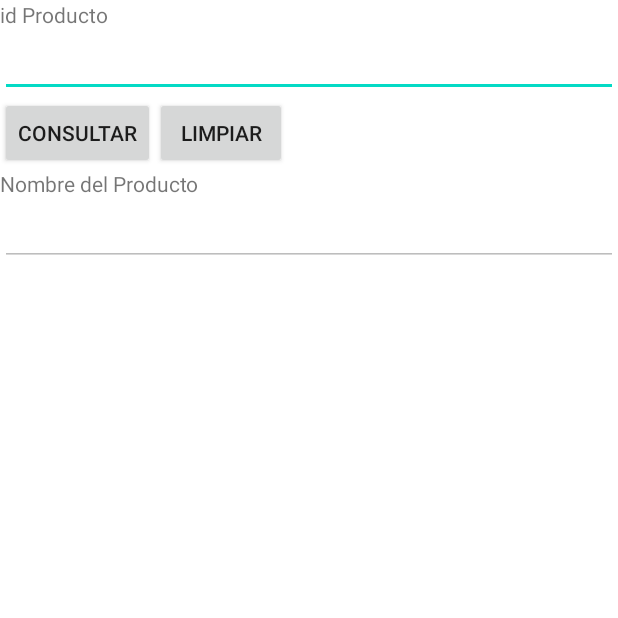
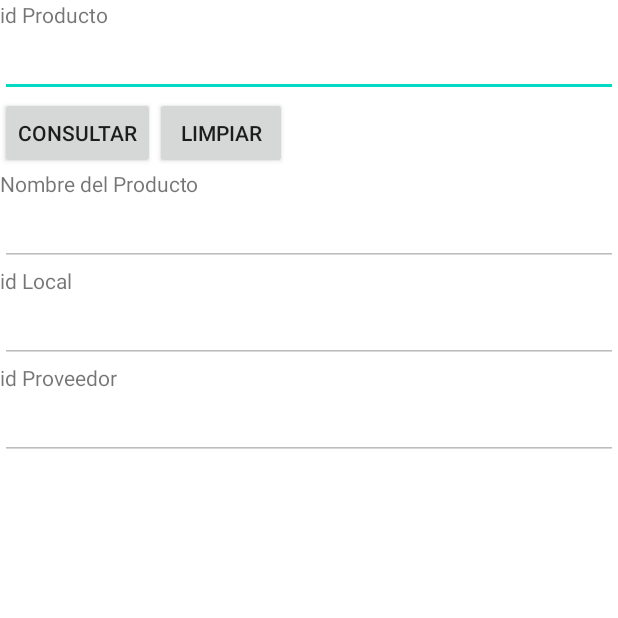
Before and after one commit to EDiaz2104/Proyecto1, an Android app: the ProductoConsultarActivity screen opened directly, with no data from a screen before it, after a tap on "LIMPIAR", on a phone screen of 412 x 824 dp, the top half of it. Run offline under Robolectric (Android 15) with nearby library versions, the phone set to English and light mode, and no system bars.

Commit message:
Tabla Producto Funcionando Bien

```diff
--- a/app/src/main/java/com/example/crud05/ControlBD.java
+++ b/app/src/main/java/com/example/crud05/ControlBD.java
@@ -269,8 +269,8 @@ private static class DatabaseHelper extends SQLiteOpenHelper {
             Producto product = new Producto();
             product.setIdProducto(cursor.getInt(0));
             product.setNombreProducto(cursor.getString(1));
-            //product.setIdLocal(cursor.getInt(2));
-           //product.setIdProveedor(cursor.getInt(3));
+            product.setIdLocal(cursor.getInt(2));
+            product.setIdProveedor(cursor.getInt(3));
             return product;
         }else{
             return null;
--- a/app/src/main/java/com/example/crud05/ProductoConsultarActivity.java
+++ b/app/src/main/java/com/example/crud05/ProductoConsultarActivity.java
@@ -36,15 +36,15 @@ public class ProductoConsultarActivity extends Activity {
                     " no encontrado", Toast.LENGTH_LONG).show();
         else{
             editNombreProducto.setText(p.getNombreProducto());
-           // editidLocal.setText(p.getIdLocal());
-            //editidProveedor.setText(p.getIdProveedor());
+            editidLocal.setText(Integer.valueOf(p.getIdLocal()));
+            editidProveedor.setText(Integer.valueOf(p.getIdProveedor()));
         }
     }
     public void limpiarTexto(View v){
         editidProducto.setText("");
         editNombreProducto.setText("");
-       // editidLocal.setText("");
-        //editidProveedor.setText("");
+        editidLocal.setText("");
+         editidProveedor.setText("");
 
     }
 }
--- a/app/src/main/res/layout/activity_producto_consultar.xml
+++ b/app/src/main/res/layout/activity_producto_consultar.xml
@@ -51,7 +51,7 @@
         android:inputType="text"
         android:longClickable="false" />
 
-  <!--<TextView
+  <TextView
         android:layout_width="wrap_content"
         android:layout_height="wrap_content"
         android:text="@string/idLocal" />
@@ -81,7 +81,7 @@
         android:focusable="false"
         android:focusableInTouchMode="false"
         android:inputType="text"
-        android:longClickable="false" />-->
+        android:longClickable="false" />
 
 
 </LinearLayout>
```
Also changed, not shown: app/src/main/res/layout/activity_tipo_pago_actualizar.xml (+9 -5 lines).
